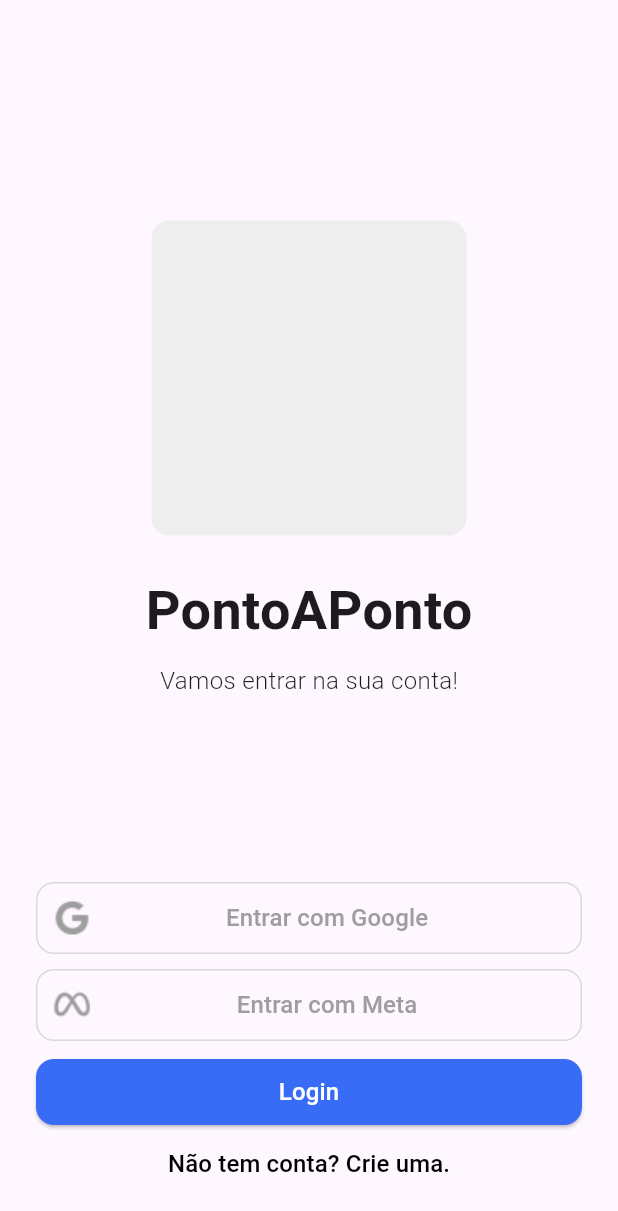
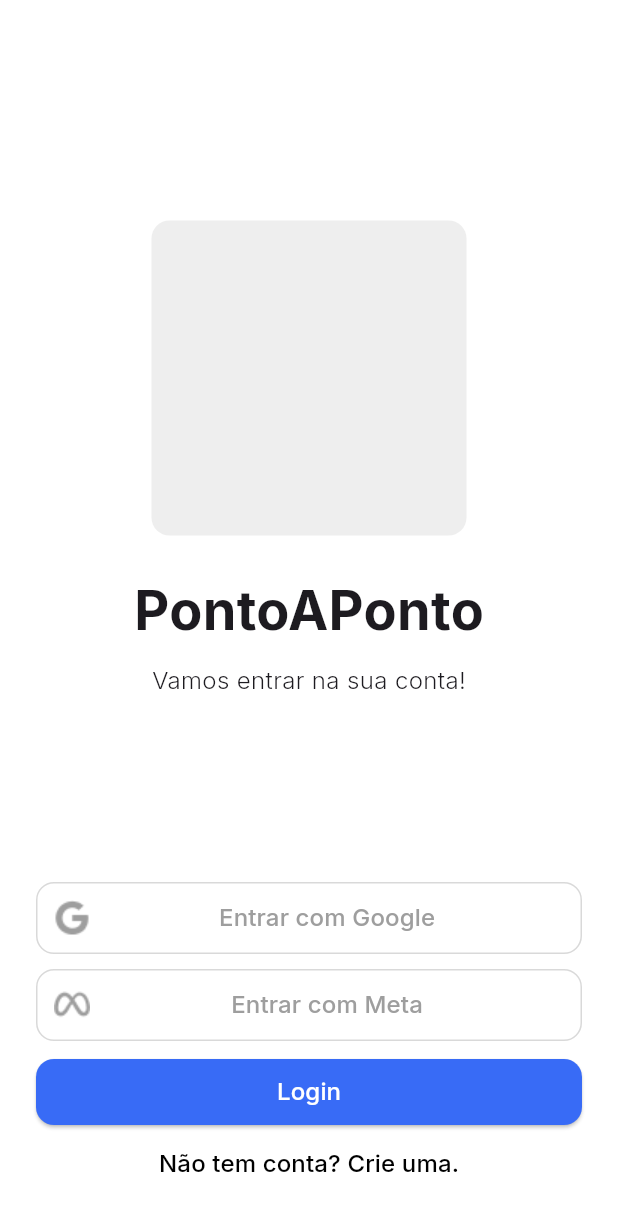
Before and after one commit to LosSantosBoys/PontoAPonto, a Flutter app: the screen it shows after launch, on a phone screen of 412 x 824 dp. Shown: the top 1211 px of the screen. Run offline on Flutter 3.47's test engine with Material 3 defaults, Android fonts, the phone set to English and light mode, and no system bars; our stand-ins replace dio, flutter_dotenv, flutter_secure_storage, google_fonts, hive, mask_text_input_formatter and 1 more; accounts and stored records are empty.

Commit message:
adiciona tema

```diff
--- a/lib/main.dart
+++ b/lib/main.dart
@@ -1,5 +1,6 @@
 import 'package:flutter/material.dart';
 import 'package:flutter_dotenv/flutter_dotenv.dart';
+import 'package:google_fonts/google_fonts.dart';
 import 'package:pontoaponto/core/services/auth_service.dart';
 import 'package:pontoaponto/features/auth/pages/forgot_password_page.dart';
 import 'package:pontoaponto/features/auth/pages/login_page.dart';
@@ -21,7 +22,78 @@ class MyApp extends StatelessWidget {
   @override
   Widget build(BuildContext context) {
     return MaterialApp(
-      theme: ThemeData(),
+      theme: ThemeData(
+        primaryColor: const Color(0xFF3755C1),
+        primaryColorLight: const Color(0xFF3755C1),
+        textButtonTheme: TextButtonThemeData(
+            style: TextButton.styleFrom(
+          foregroundColor: const Color(0XFF3755C1),
+        )),
+        appBarTheme: const AppBarTheme(
+          titleTextStyle: TextStyle(
+            fontWeight: FontWeight.bold,
+            fontSize: 20,
+            color: Color(0xFF1F2024),
+          ),
+          titleSpacing: 24,
+        ),
+        textTheme: GoogleFonts.interTextTheme(
+          Theme.of(context).textTheme,
+        ),
+        fontFamily: GoogleFonts.inter().fontFamily,
+        snackBarTheme: const SnackBarThemeData(
+          backgroundColor: Colors.white,
+          contentTextStyle: TextStyle(color: Color(0xFF1F2024)),
+        ),
+        inputDecorationTheme: InputDecorationTheme(
+          fillColor: const Color(0xFFFAFAFA),
+          filled: true,
+          contentPadding: const EdgeInsets.symmetric(horizontal: 10),
+          border: OutlineInputBorder(
+            borderRadius: BorderRadius.circular(8),
+            borderSide: BorderSide.none,
+          ),
+          enabledBorder: OutlineInputBorder(
+            borderRadius: BorderRadius.circular(8),
+            borderSide: BorderSide.none,
+          ),
+          focusedBorder: OutlineInputBorder(
+            borderRadius: BorderRadius.circular(8),
+            borderSide: const BorderSide(
+              color: Color(0XFF8395d6),
+              width: 2,
+            ),
+          ),
+          focusedErrorBorder: OutlineInputBorder(
+            borderRadius: BorderRadius.circular(8),
+            borderSide: const BorderSide(
+              color: Color(0XFFFFADB9),
+              width: 2,
+            ),
+          ),
+          disabledBorder: OutlineInputBorder(
+            borderRadius: BorderRadius.circular(8),
+            borderSide: const BorderSide(
+              color: Color(0xFFC7C7CA),
+            ),
+          ),
+          errorStyle: const TextStyle(
+            color: Color(0XFFE30000),
+          ),
+          errorBorder: OutlineInputBorder(
+            borderRadius: BorderRadius.circular(8),
+            borderSide: const BorderSide(
+              color: Color(0XFFE30000),
+            ),
+          ),
+        ),
+        scaffoldBackgroundColor: Colors.white,
+        drawerTheme: const DrawerThemeData(
+          backgroundColor: Colors.white,
+        ),
+        colorScheme: ColorScheme.fromSeed(seedColor: Colors.blue),
+        useMaterial3: true,
+      ),
       initialRoute: '/',
       routes: {
         '/': (context) => FutureBuilder<bool>(
```
